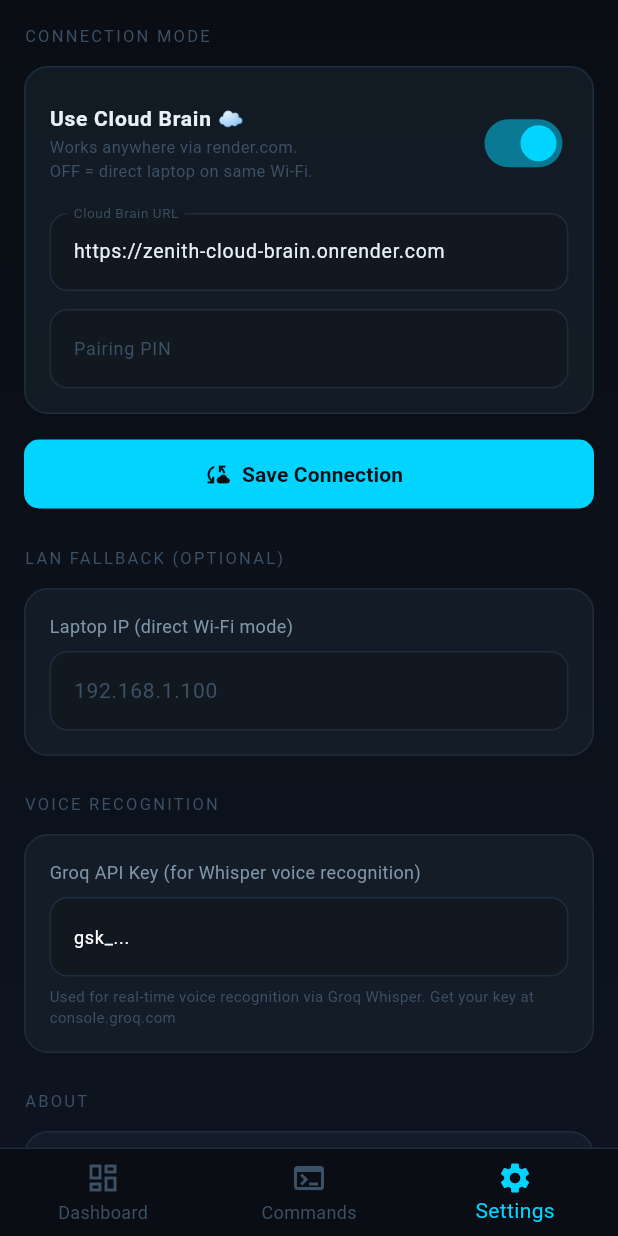
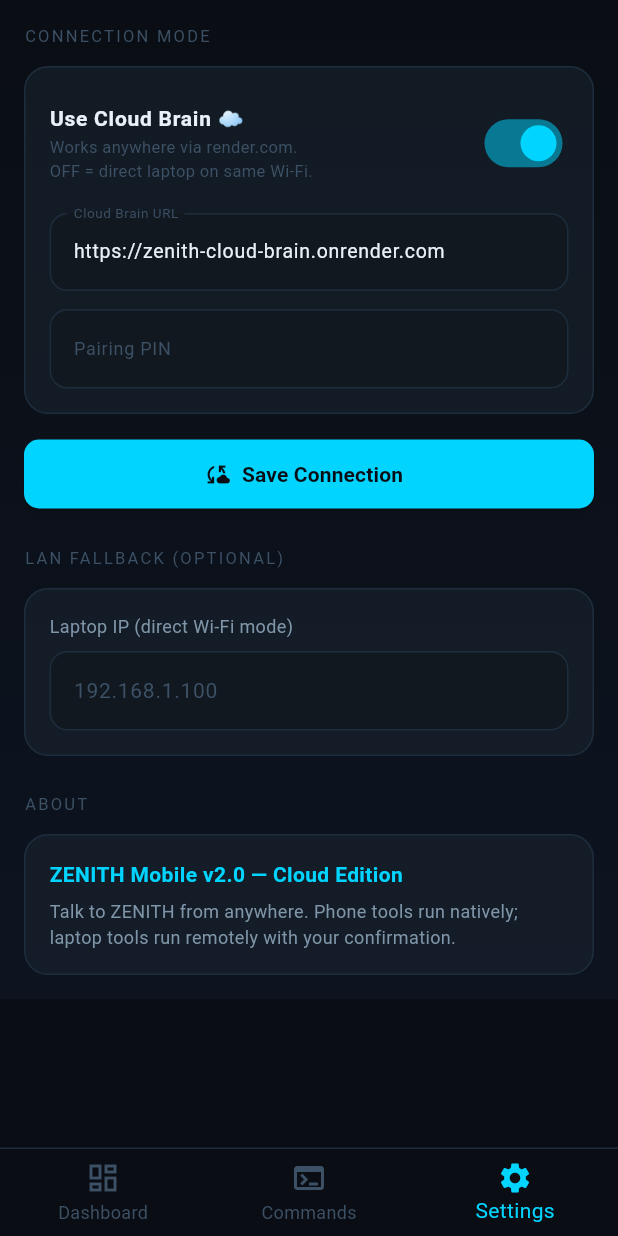
Before and after one commit to lalitmanjunatha/ZENITH, a Flutter app: the screen it shows after launch, item 3 of the bottom bar chosen, on a phone screen of 412 x 824 dp. Run offline on Flutter 3.47's test engine with Material 3 defaults, Android fonts, the phone set to English and light mode, and no system bars; our stand-ins replace connectivity_plus, device_info_plus, flutter_contacts, flutter_local_notifications, flutter_tts, geolocator and 5 more; missing offline and left inert: android_intent_plus; network calls fail.

Commit message:
Embed Groq key via gitignored secrets.dart - no manual entry needed

```diff
--- a/mobile_app/lib/screens/settings_screen.dart
+++ b/mobile_app/lib/screens/settings_screen.dart
@@ -16,7 +16,6 @@
   final _cloudUrlController = TextEditingController();
   final _pinController = TextEditingController();
   final _hostController = TextEditingController();
-  final _groqKeyController = TextEditingController();
   bool _useCloud = true;
   String _savedMsg = '';
 
@@ -34,7 +33,6 @@
           prefs.getString('zenith_cloud_url') ?? 'https://zenith-cloud-brain.onrender.com';
       _pinController.text = prefs.getString('zenith_pin') ?? '';
       _hostController.text = prefs.getString('laptop_host') ?? '';
-      _groqKeyController.text = prefs.getString('groq_api_key') ?? '';
     });
   }
 
@@ -46,7 +44,6 @@
     await prefs.setBool('zenith_use_cloud', _useCloud);
     await prefs.setString('zenith_cloud_url', url);
     await prefs.setString('zenith_pin', pinVal);
-    await prefs.setString('groq_api_key', _groqKeyController.text.trim());
     if (host.isNotEmpty) {
       await prefs.setString('laptop_host', host);
       widget.bridge.host = host;
@@ -156,36 +153,6 @@
             ),
           ),
           SizedBox(height: 24),
-          Text('VOICE RECOGNITION',
-              style: TextStyle(
-                  color: JTheme.textMuted, fontSize: 11, letterSpacing: 1.5)),
-          SizedBox(height: 12),
-          Container(
-            padding: EdgeInsets.all(16),
-            decoration: JTheme.glassCard(),
-            child: Column(
-              crossAxisAlignment: CrossAxisAlignment.start,
-              children: [
-                Text('Groq API Key (for Whisper voice recognition)',
-                    style: TextStyle(color: JTheme.textSecondary, fontSize: 12)),
-                SizedBox(height: 8),
-                TextField(
-                  controller: _groqKeyController,
-                  obscureText: true,
-                  style: TextStyle(color: JTheme.textPrimary, fontSize: 14),
-                  decoration: InputDecoration(
-                    hintText: 'gsk_...',
-                    hintStyle: TextStyle(fontSize: 12),
-                  ),
-                ),
-                SizedBox(height: 6),
-                Text('Used for real-time voice recognition via Groq Whisper. '
-                    'Get your key at console.groq.com',
-                    style: TextStyle(color: JTheme.textMuted, fontSize: 10)),
-              ],
-            ),
-          ),
-          SizedBox(height: 24),
           Text('ABOUT',
               style: TextStyle(
                   color: JTheme.textMuted, fontSize: 11, letterSpacing: 1.5)),
--- a/mobile_app/lib/services/whisper_listening_service.dart
+++ b/mobile_app/lib/services/whisper_listening_service.dart
@@ -1,5 +1,5 @@
 import 'dart:async';
-import 'package:shared_preferences/shared_preferences.dart';
+import '../secrets.dart';
 import 'whisper_service.dart';
 
 /// Always-on voice listener using raw PCM audio + Groq Whisper.
@@ -33,9 +33,9 @@
     _processingCommand = false;
     _awaitingCommand = false;
 
-    final apiKey = await _getApiKey();
+    final apiKey = Secrets.groqApiKey;
     if (apiKey.isEmpty) {
-      lastError = 'Set GROQ_API_KEY in Settings';
+      lastError = 'Groq API key not configured';
       onStatus?.call(lastError!);
       _running = false;
       return;
@@ -44,7 +44,6 @@
     _whisper.startCapture();
     onStatus?.call('Listening...');
 
-    // Poll every 4 seconds — check if there's enough audio to transcribe
     _pollTimer = Timer.periodic(const Duration(seconds: 4), (_) => _poll(apiKey));
   }
 
@@ -60,7 +59,7 @@
 
   Future<void> _poll(String apiKey) async {
     if (!_running || _processingCommand) return;
-    if (_whisper.bufferMs < 2000) return; // need at least 2s of audio
+    if (_whisper.bufferMs < 2000) return;
 
     onStatus?.call('Transcribing...');
     final text = await _whisper.transcribe(apiKey);
@@ -69,7 +68,6 @@
     final lower = text.toLowerCase();
     onStatus?.call('Heard: "$text"');
 
-    // If awaiting command after "zenith" alone
     if (_awaitingCommand) {
       _awaitingCommand = false;
       _awaitTimer?.cancel();
@@ -78,7 +76,6 @@
       return;
     }
 
-    // Check for wake word
     if (lower.contains('zenith') || lower.contains('hey zenith')) {
       String command = text;
       final heyIdx = lower.indexOf('hey zenith');
@@ -110,9 +107,4 @@
     _processingCommand = false;
     onStatus?.call('Listening...');
   }
-
-  Future<String> _getApiKey() async {
-    final prefs = await SharedPreferences.getInstance();
-    return prefs.getString('groq_api_key') ?? '';
-  }
 }
```
Also changed, not shown: 1 other file.
